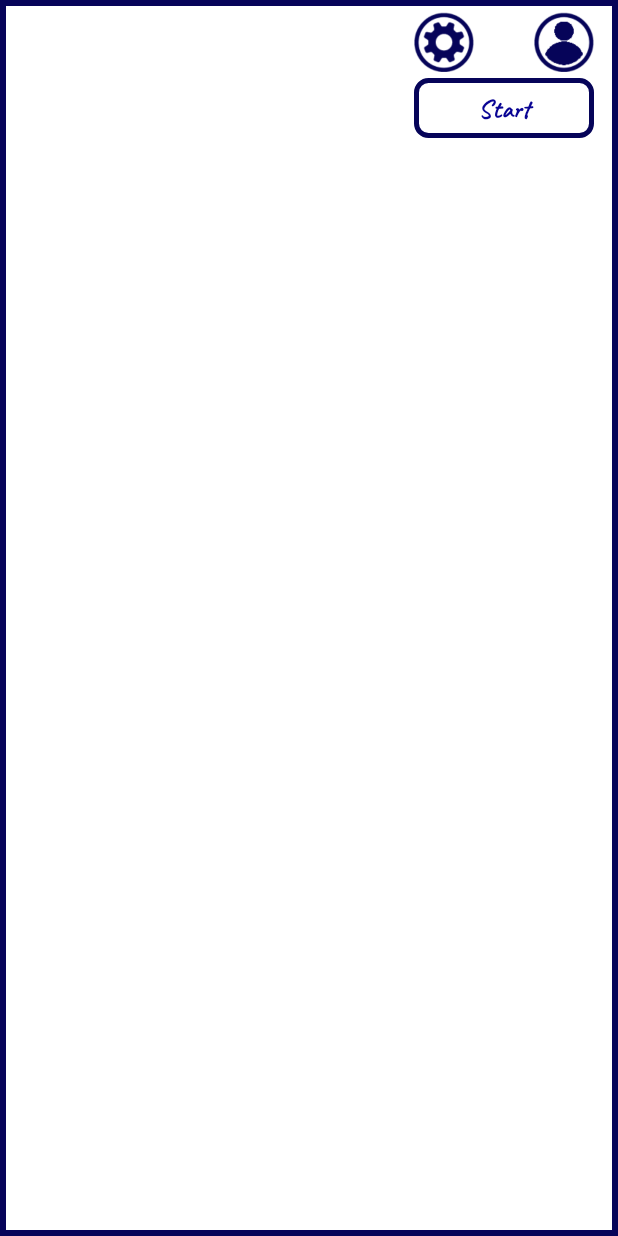
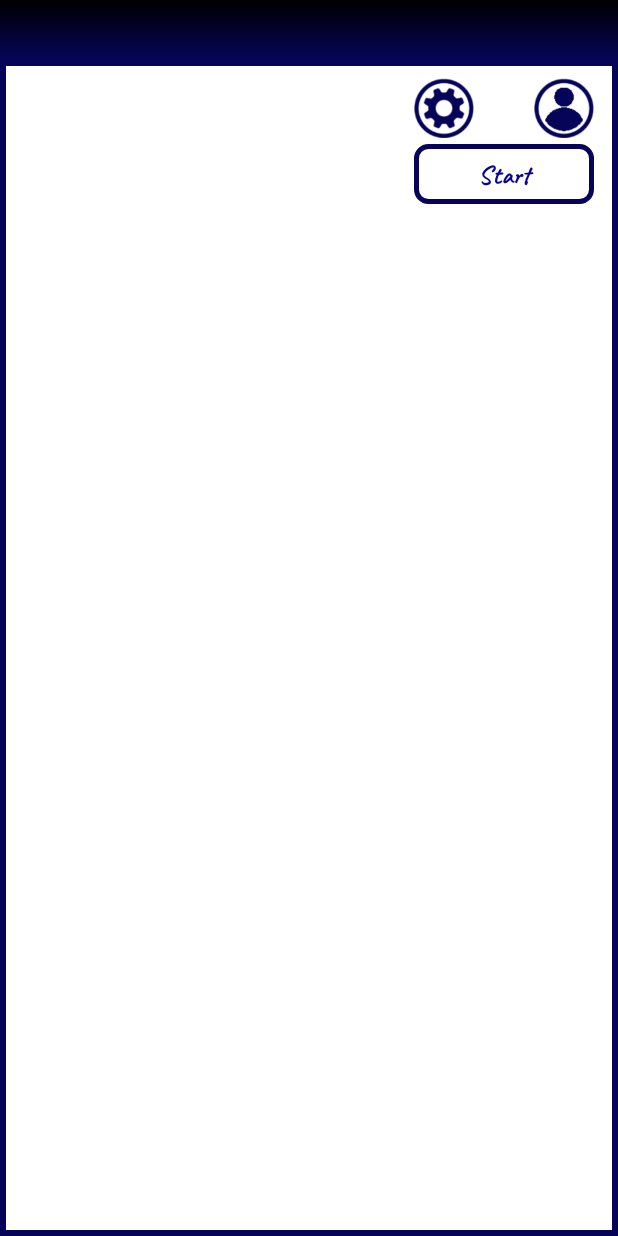
Before and after one commit to Midhun1618/Noteitup, an Android app: the screen it shows after launch (MainActivity), on a phone screen of 412 x 824 dp. Run offline under Robolectric (Android 15) with nearby library versions, the phone set to English and light mode, and no system bars.

Commit message:
top filler

```diff
--- /dev/null
+++ b/app/src/main/res/drawable/upperfiller.xml
@@ -0,0 +1,5 @@
+<?xml version="1.0" encoding="utf-8"?>
+<shape xmlns:android="http://schemas.android.com/apk/res/android">
+    <solid android:color="@color/bluedark"/>
+    <gradient android:startColor="@color/black" android:endColor="@color/bluedark" android:angle="270"/>
+</shape>
--- a/app/src/main/res/layout/activity_main.xml
+++ b/app/src/main/res/layout/activity_main.xml
@@ -6,14 +6,21 @@
     android:layout_width="match_parent"
     android:layout_height="match_parent"
     android:orientation="vertical"
-    tools:context=".MainActivity"
+    tools:context=".MainActivity">
+    <LinearLayout
+        android:layout_width="match_parent"
+        android:layout_height="40dp"
+        android:background="@drawable/upperfiller"/>
+    <LinearLayout
+        android:layout_width="match_parent"
+        android:layout_height="match_parent"
         android:background="@drawable/blackborder">
         <LinearLayout
             android:layout_width="match_parent"
             android:layout_height="wrap_content"
             android:orientation="vertical"
             android:layout_marginHorizontal="4dp"
-        android:layout_marginVertical="6dp"
+            android:layout_marginTop="10dp"
             android:gravity="right">
             <LinearLayout
                 android:layout_width="120dp"
@@ -21,9 +28,8 @@
                 android:orientation="horizontal"
                 android:layout_margin="2dp"
                 android:gravity="center">
-
                 <Button
-                android:id="@+id/settingsicon"
+                    android:id="@+id/settingsButton"
                     android:layout_width="40dp"
                     android:layout_height="40dp"
                     android:backgroundTint="@color/transparent"
@@ -32,14 +38,14 @@
                     android:layout_width="40dp"
                     android:layout_height="40dp"/>
                 <Button
+                    android:id="@+id/accountButton"
                     android:layout_width="40dp"
                     android:layout_height="40dp"
                     android:backgroundTint="@color/transparent"
                     android:foreground="@drawable/profile_icon"/>
-
             </LinearLayout>
-
             <Button
+                android:id="@+id/fragmenChange"
                 android:layout_width="120dp"
                 android:layout_height="40dp"
                 android:text="Start"
@@ -51,10 +57,11 @@
                 android:backgroundTint="@color/white"
                 android:foreground="@drawable/blueborder"/>
         </LinearLayout>
+
         <FrameLayout
             android:layout_width="match_parent"
             android:layout_height="match_parent"
             android:layout_marginHorizontal="6dp"/>
-
+    </LinearLayout>
 
 </LinearLayout>
```
Lines whose indentation alone changed are shown as unchanged.
